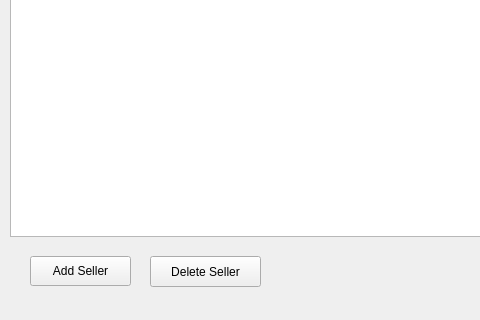
Above: notemanage.ui from libertas/MsgMan before the change; both pictures show x 0 to 480 and y 274 to 594 of the 810 by 594 pixel window. Below: the same form after it.
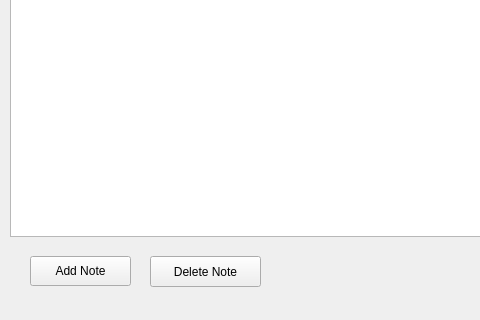
That is the form after the change.

Commit message: NoteManage completed

The edit to the form file:
```diff
--- a/notemanage.ui
+++ b/notemanage.ui
@@ -115,7 +115,7 @@
     </rect>
    </property>
    <property name="text">
-    <string>Add Seller</string>
+    <string>Add Note</string>
    </property>
   </widget>
   <widget class="QPushButton" name="resetButton">
@@ -141,7 +141,7 @@
     </rect>
    </property>
    <property name="text">
-    <string>Delete Seller</string>
+    <string>Delete Note</string>
    </property>
   </widget>
  </widget>
```
The commit also changes 1 other file.
